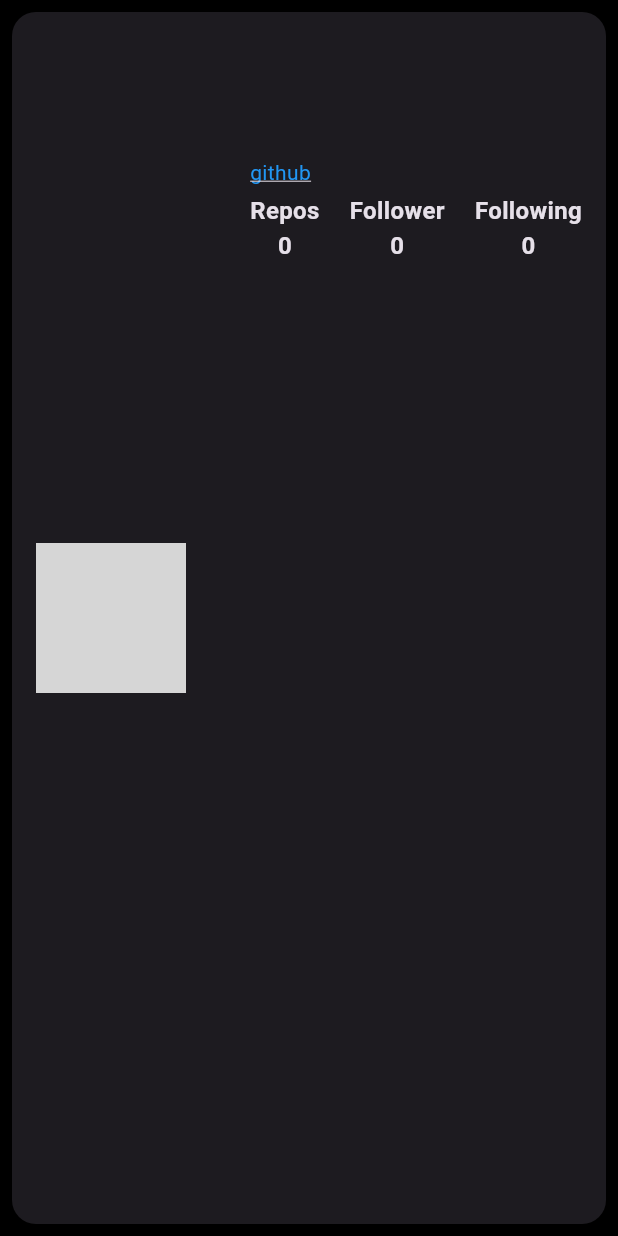
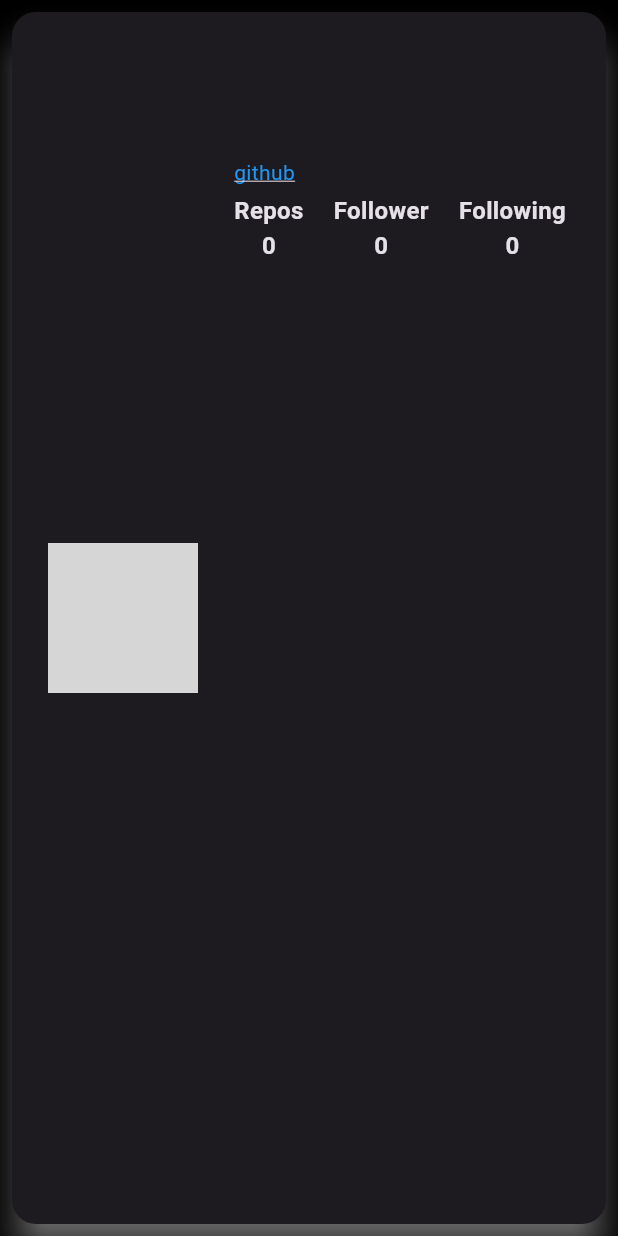
Before and after one commit to ayz1070/flutter_features, a Flutter app: the ProfileCard widget shown alone on an empty page, opened directly with empty values, on a phone screen of 412 x 824 dp. Run offline on Flutter 3.47's test engine with Material 3 defaults, Android fonts, the light colour scheme and no system bars; our stand-ins replace bloc, cloud_firestore, equatable, firebase_core, firebase_storage, flutter_bloc and 6 more; missing offline and left inert: kpostal, kpostal_web; accounts and stored records are empty; generated files the repository leaves out were written again; network calls fail; grey boxes are pictures that could not be loaded.

Commit message:
:sparkles: [ui] HomePage UI 수정 #2
- [x] HomePage UI 수정

```diff
--- a/lib/features/home/presentation/widgets/profile_card.dart
+++ b/lib/features/home/presentation/widgets/profile_card.dart
@@ -1,4 +1,5 @@
 import 'package:flutter/material.dart';
+import 'package:flutter_features/core/theme/colors.dart';
 import 'package:flutter_features/core/theme/text_styles.dart';
 import 'package:url_launcher/url_launcher.dart';
 import '../vm/profile_view_model.dart';
@@ -15,16 +16,20 @@ class ProfileCard extends StatelessWidget {
     return Card(
       margin: EdgeInsets.all(8.0),
       shape: RoundedRectangleBorder(borderRadius: BorderRadius.circular(16.0)),
-      elevation: 4.0,
+      elevation: 10.0,
+      shadowColor: Colors.white,
+      clipBehavior: Clip.antiAliasWithSaveLayer,
       child: Container(
-        padding: const EdgeInsets.all(16.0),
+        padding: const EdgeInsets.symmetric(horizontal: 24, vertical: 16),
         child: Row(
-          mainAxisAlignment: MainAxisAlignment.spaceBetween,
           children: [
             // 프로필 이미지
             CircleAvatar(
               radius: 50,
               backgroundImage: NetworkImage(profileViewModel.avatarUrl),
+            ),
+            SizedBox(
+              width: 24,
             ),
             Column(
               crossAxisAlignment: CrossAxisAlignment.start,
@@ -35,13 +40,17 @@ class ProfileCard extends StatelessWidget {
                       : profileViewModel.login,
                   style: TextStyle(fontSize: 24, fontWeight: FontWeight.bold),
                 ),
-                SizedBox(height: 8,),
+                SizedBox(
+                  height: 8,
+                ),
                 Text(
                   profileViewModel.bio,
                   style: TextStyle(fontSize: 16),
                   textAlign: TextAlign.center,
                 ),
-                SizedBox(height: 16,),
+                SizedBox(
+                  height: 16,
+                ),
                 GestureDetector(
                   onTap: () async {
                     if (!await launchUrl(_url)) {
@@ -57,23 +66,25 @@ class ProfileCard extends StatelessWidget {
                     ),
                   ),
                 ),
-                SizedBox(height: 4,),
-
-
+                SizedBox(
+                  height: 4,
+                ),
                 Row(
                   mainAxisAlignment: MainAxisAlignment.spaceBetween,
                   children: [
                     _buildInfoColumn('Repos', profileViewModel.publicRepos),
-                    SizedBox(width: 20,),
+                    SizedBox(
+                      width: 20,
+                    ),
                     _buildInfoColumn('Follower', profileViewModel.followers),
-                    SizedBox(width: 20,),
+                    SizedBox(
+                      width: 20,
+                    ),
                     _buildInfoColumn('Following', profileViewModel.following),
                   ],
                 ),
               ],
             ),
-
-            // 추가 정보
           ],
         ),
       ),
@@ -83,7 +94,10 @@ class ProfileCard extends StatelessWidget {
   Widget _buildInfoColumn(String label, int count) {
     return Column(
       children: [
-        Text(label, style: AppTextStyles.bold16,),
+        Text(
+          label,
+          style: AppTextStyles.bold16,
+        ),
         Text(
           '$count',
           style: TextStyle(fontSize: 16, fontWeight: FontWeight.bold),
```
Also changed, not shown: lib/features/home/presentation/pages/home_page.dart (+8 -5 lines), lib/main.dart (+11 -2 lines).
